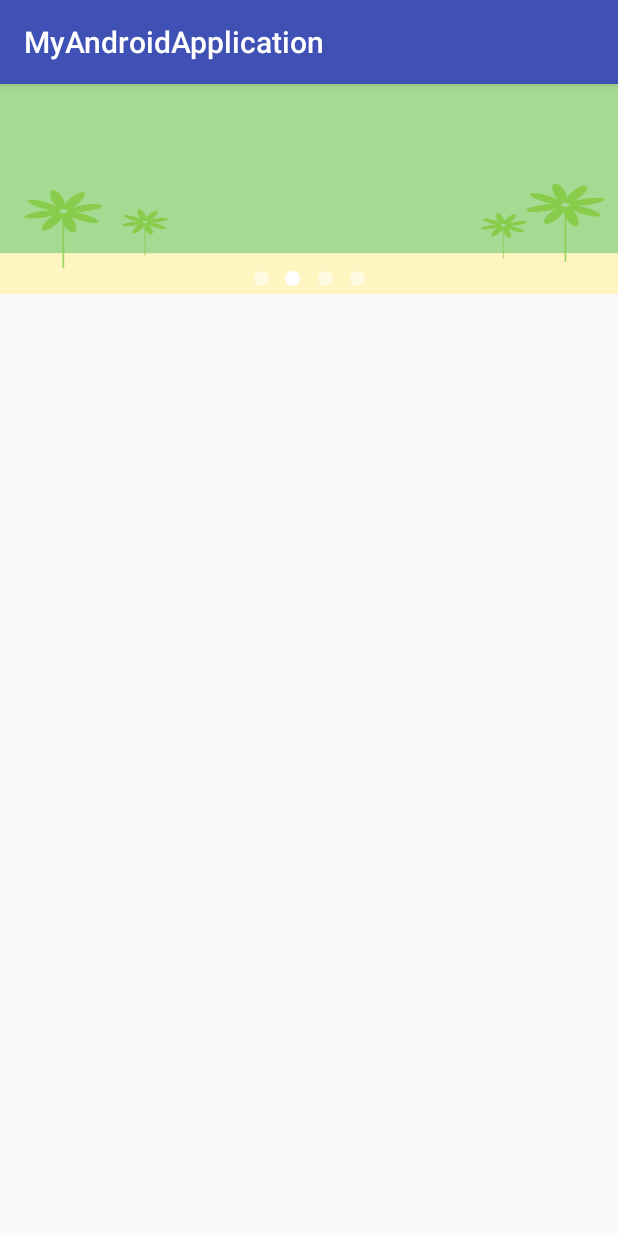
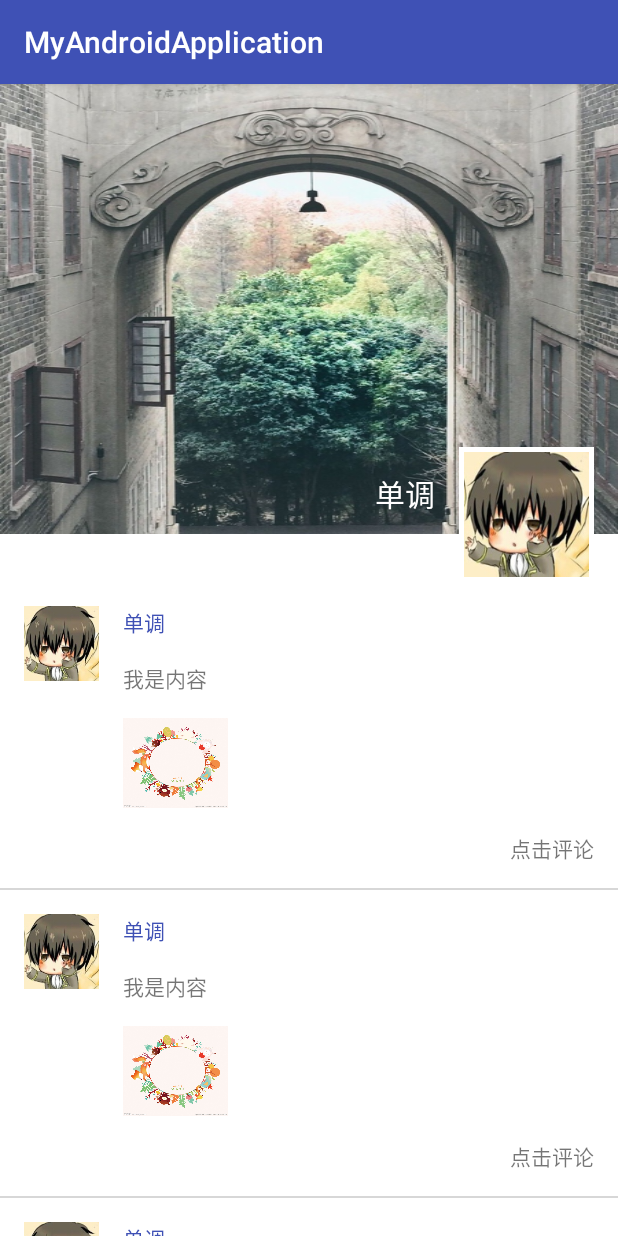
Before and after one commit to mycolors/MyAndroidApplication, an Android app: the screen it shows after launch (BannerActivity before the commit, FriendCircleActivity after it), on a phone screen of 412 x 824 dp. Run offline under Robolectric (Android 15) with nearby library versions, the phone set to English and light mode, and no system bars; our stand-ins replace ButterKnife; libraries missing offline, so code that uses them is left out: org.xutils, org.xutils.x; 1 statement that could not run was skipped.

Commit message:
朋友圈 未完成

```diff
--- a/app/build.gradle
+++ b/app/build.gradle
@@ -28,7 +28,7 @@ dependencies {
     compile 'com.android.support:appcompat-v7:25.1.0'
     compile 'com.jakewharton:butterknife:8.5.1'
     compile 'org.xutils:xutils:3.3.40'
-    compile 'com.android.support.constraint:constraint-layout:+'
+    compile 'com.android.support.constraint:constraint-layout:1.0.2'
     testCompile 'junit:junit:4.12'
     annotationProcessor 'com.jakewharton:butterknife-compiler:8.5.1'
 }
--- a/app/src/main/AndroidManifest.xml
+++ b/app/src/main/AndroidManifest.xml
@@ -11,11 +11,12 @@
         android:label="@string/app_name"
         android:supportsRtl="true"
         android:theme="@style/AppTheme">
-        <activity android:name=".MainActivity">
+        <activity android:name=".MainActivity"></activity>
+        <activity android:name=".WebViewActivity" />
+        <activity android:name=".banner.BannerActivity">
 
         </activity>
-        <activity android:name=".WebViewActivity"></activity>
-        <activity android:name=".BannerActivity">
+        <activity android:name=".friendcircle.FriendCircleActivity">
             <intent-filter>
                 <action android:name="android.intent.action.MAIN" />
 
--- a/app/src/main/java/com/fengniao/myandroidapplication/BannerActivity.java
+++ b/app/src/main/java/com/fengniao/myandroidapplication/banner/BannerActivity.java
@@ -1,4 +1,4 @@
-package com.fengniao.myandroidapplication;
+package com.fengniao.myandroidapplication.banner;
 
 import android.support.v4.view.PagerAdapter;
 import android.support.v4.view.ViewPager;
@@ -7,6 +7,9 @@ import android.os.Bundle;
 import android.view.View;
 import android.widget.ImageView;
 import android.widget.LinearLayout;
+
+import com.fengniao.myandroidapplication.BaseActivity;
+import com.fengniao.myandroidapplication.R;
 
 import butterknife.BindView;
 
--- a/app/src/main/java/com/fengniao/myandroidapplication/BannerAdapter.java
+++ b/app/src/main/java/com/fengniao/myandroidapplication/banner/BannerAdapter.java
@@ -1,4 +1,4 @@
-package com.fengniao.myandroidapplication;
+package com.fengniao.myandroidapplication.banner;
 
 import android.support.v4.view.PagerAdapter;
 import android.view.View;
--- /dev/null
+++ b/app/src/main/java/com/fengniao/myandroidapplication/banner/FriendCircleListAdapter.java
@@ -0,0 +1,75 @@
+package com.fengniao.myandroidapplication.banner;
+
+import android.content.Context;
+import android.support.v7.widget.RecyclerView;
+import android.view.LayoutInflater;
+import android.view.View;
+import android.view.ViewGroup;
+
+import com.fengniao.myandroidapplication.R;
+import com.fengniao.myandroidapplication.friendcircle.FriendCircleActivity;
+
+import java.util.List;
+
+
+public class FriendCircleListAdapter extends RecyclerView.Adapter<FriendCircleListAdapter.MyViewHolder> implements View.OnClickListener {
+    private Context context;
+    private List<String> list;
+
+    public FriendCircleListAdapter(Context context, List<String> list) {
+        this.context = context;
+        this.list = list;
+    }
+
+    @Override
+    public int getItemViewType(int position) {
+        if (position == 0) {
+            return 0;
+        }
+        return 1;
+    }
+
+    @Override
+    public MyViewHolder onCreateViewHolder(ViewGroup parent, int viewType) {
+        switch (viewType) {
+            case 0:
+                View view = LayoutInflater.from(context).inflate(R.layout.item_list_friend_circle_header, parent, false);
+                return new MyViewHolder(view);
+            case 1:
+                View view1 = LayoutInflater.from(context).inflate(R.layout.item_list_friend_circle, parent, false);
+                return new MyViewHolder(view1);
+        }
+        return null;
+    }
+
+    @Override
+    public void onBindViewHolder(MyViewHolder holder, int position) {
+        if (position == 0) {
+            holder.getView(R.id.img_bg).setOnClickListener(this);
+        }
+    }
+
+    @Override
+    public int getItemCount() {
+        return list.size() + 1;
+    }
+
+    @Override
+    public void onClick(View v) {
+        switch (v.getId()) {
+            case R.id.img_bg:
+                ((FriendCircleActivity) context).showDialog();
+                break;
+        }
+    }
+
+    class MyViewHolder extends RecyclerView.ViewHolder {
+        MyViewHolder(View itemView) {
+            super(itemView);
+        }
+
+        public View getView(int resId) {
+            return itemView.findViewById(resId);
+        }
+    }
+}
--- /dev/null
+++ b/app/src/main/java/com/fengniao/myandroidapplication/friendcircle/FriendCircleActivity.java
@@ -0,0 +1,65 @@
+package com.fengniao.myandroidapplication.friendcircle;
+
+import android.app.Dialog;
+import android.content.DialogInterface;
+import android.support.v7.app.AlertDialog;
+import android.support.v7.app.AppCompatActivity;
+import android.os.Bundle;
+import android.support.v7.widget.LinearLayoutManager;
+import android.support.v7.widget.RecyclerView;
+import android.view.MotionEvent;
+import android.view.View;
+import android.widget.Toast;
+
+import com.fengniao.myandroidapplication.BaseActivity;
+import com.fengniao.myandroidapplication.R;
+import com.fengniao.myandroidapplication.banner.FriendCircleListAdapter;
+
+import java.util.ArrayList;
+import java.util.List;
+
+import butterknife.BindView;
+
+public class FriendCircleActivity extends BaseActivity {
+    @BindView(R.id.message_list)
+    RecyclerView messageList;
+    private List<String> mList;
+    private FriendCircleListAdapter mAdapter;
+    private Dialog mDialog;
+
+    @Override
+    protected void onCreate(Bundle savedInstanceState) {
+        super.onCreate(savedInstanceState);
+        setContentView(R.layout.activity_friend_circle);
+        initView();
+    }
+
+    public void initView() {
+        initList();
+    }
+
+    public void initList() {
+        mList = new ArrayList<>();
+        mList.add("");
+        mList.add("");
+        mList.add("");
+        mList.add("");
+        messageList.setLayoutManager(new LinearLayoutManager(this));
+        mAdapter = new FriendCircleListAdapter(this, mList);
+        messageList.setAdapter(mAdapter);
+    }
+
+    public void showDialog() {
+        if (mDialog == null) {
+            AlertDialog.Builder mBuilder = new AlertDialog.Builder(this);
+            mBuilder.setItems(new String[]{"更换相册封面"}, new DialogInterface.OnClickListener() {
+                @Override
+                public void onClick(DialogInterface dialog, int which) {
+                    showToast("toast");
+                }
+            });
+            mDialog = mBuilder.create();
+        }
+        mDialog.show();
+    }
+}
--- a/app/src/main/res/layout/activity_banner.xml
+++ b/app/src/main/res/layout/activity_banner.xml
@@ -5,7 +5,7 @@
     android:layout_width="match_parent"
     android:layout_height="match_parent"
     android:orientation="vertical"
-    tools:context="com.fengniao.myandroidapplication.BannerActivity">
+    tools:context="com.fengniao.myandroidapplication.banner.BannerActivity">
 
     <include layout="@layout/item_view_pager" />
 
--- /dev/null
+++ b/app/src/main/res/layout/activity_friend_circle.xml
@@ -0,0 +1,13 @@
+<?xml version="1.0" encoding="utf-8"?>
+<LinearLayout xmlns:android="http://schemas.android.com/apk/res/android"
+    xmlns:tools="http://schemas.android.com/tools"
+    android:layout_width="match_parent"
+    android:layout_height="match_parent"
+    tools:context="com.fengniao.myandroidapplication.friendcircle.FriendCircleActivity">
+
+    <android.support.v7.widget.RecyclerView
+        android:id="@+id/message_list"
+        android:layout_width="match_parent"
+        android:layout_height="wrap_content" />
+
+</LinearLayout>
--- /dev/null
+++ b/app/src/main/res/layout/item_list_friend_circle.xml
@@ -0,0 +1,55 @@
+<?xml version="1.0" encoding="utf-8"?>
+<LinearLayout xmlns:android="http://schemas.android.com/apk/res/android"
+    android:layout_width="match_parent"
+    android:layout_height="wrap_content"
+    android:background="@android:color/white"
+    android:orientation="vertical">
+
+    <LinearLayout
+        android:layout_width="match_parent"
+        android:layout_height="wrap_content"
+        android:padding="@dimen/activity_horizontal_margin">
+
+        <ImageView
+            android:layout_width="50dp"
+            android:layout_height="50dp"
+            android:src="@drawable/img_avatar" />
+
+        <LinearLayout
+            android:layout_width="match_parent"
+            android:layout_height="wrap_content"
+            android:layout_marginLeft="@dimen/activity_horizontal_margin"
+            android:orientation="vertical">
+
+            <TextView
+                android:layout_width="wrap_content"
+                android:layout_height="wrap_content"
+                android:text="单调"
+                android:textColor="@color/colorPrimary" />
+
+            <TextView
+                android:layout_width="match_parent"
+                android:layout_height="wrap_content"
+                android:layout_marginTop="@dimen/activity_vertical_margin"
+                android:text="我是内容" />
+
+            <ImageView
+                android:id="@+id/img_single"
+                android:layout_width="70dp"
+                android:layout_height="60dp"
+                android:layout_marginTop="@dimen/activity_vertical_margin"
+                android:scaleType="fitXY"
+                android:src="@drawable/img_test" />
+
+            <TextView
+                android:layout_gravity="right"
+                android:layout_marginTop="@dimen/activity_vertical_margin"
+                android:layout_width="wrap_content"
+                android:layout_height="wrap_content"
+                android:text="点击评论"/>
+
+        </LinearLayout>
+    </LinearLayout>
+
+    <View style="@style/line" />
+</LinearLayout>
--- /dev/null
+++ b/app/src/main/res/layout/item_list_friend_circle_header.xml
@@ -0,0 +1,38 @@
+<?xml version="1.0" encoding="utf-8"?>
+<FrameLayout xmlns:android="http://schemas.android.com/apk/res/android"
+    android:layout_width="match_parent"
+    android:layout_height="wrap_content"
+    android:background="@android:color/white">
+
+    <ImageView
+        android:id="@+id/img_bg"
+        android:layout_width="match_parent"
+        android:layout_height="wrap_content"
+        android:layout_marginBottom="32dp"
+        android:scaleType="fitXY"
+        android:src="@drawable/bg_friend_circle" />
+
+    <LinearLayout
+        android:layout_width="wrap_content"
+        android:layout_height="wrap_content"
+        android:layout_gravity="bottom|right"
+        android:layout_marginRight="@dimen/activity_horizontal_margin">
+
+        <TextView
+            android:layout_width="wrap_content"
+            android:layout_height="wrap_content"
+            android:layout_marginRight="@dimen/activity_horizontal_margin"
+            android:layout_marginTop="@dimen/activity_vertical_margin"
+            android:text="单调"
+            android:textColor="@android:color/white"
+            android:textSize="20sp" />
+
+        <ImageView
+            android:background="@android:color/white"
+            android:layout_width="90dp"
+            android:layout_height="90dp"
+            android:padding="3dp"
+            android:src="@drawable/img_avatar" />
+    </LinearLayout>
+
+</FrameLayout>
--- a/app/src/main/res/values/styles.xml
+++ b/app/src/main/res/values/styles.xml
@@ -8,4 +8,10 @@
         <item name="colorAccent">@color/colorAccent</item>
     </style>
 
+
+    <style name="line">
+        <item name="android:layout_width">match_parent</item>
+        <item name="android:layout_height">1dp</item>
+        <item name="android:background">#d7d7d7</item>
+    </style>
 </resources>
```
Also changed, not shown: app/src/main/res/drawable-xhdpi/bg_friend_circle.jpg (added), app/src/main/res/drawable-xhdpi/img_avatar.jpg (added), app/src/main/res/drawable-xhdpi/img_test.jpg (added).
